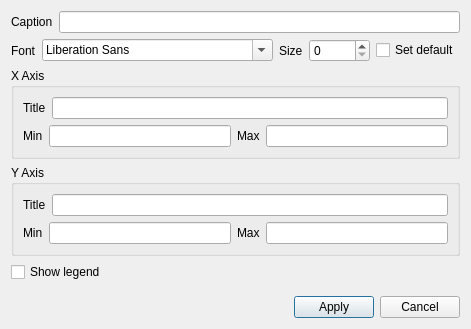
The window that QtAPI/inc/QtAPI/PlotDialog.ui (rrnntt/SmallProject) describes before a commit, drawn with Qt 5.
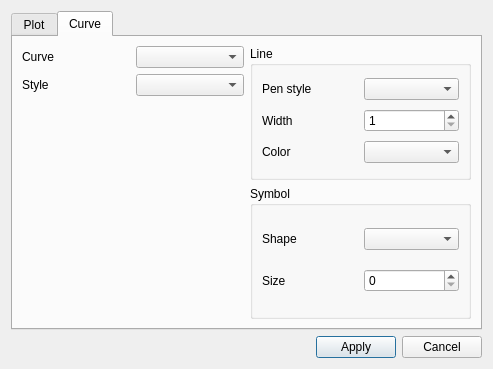
The same window after the commit. Custom widgets are drawn as their Qt base class.

```diff
--- a/QtAPI/inc/QtAPI/PlotDialog.ui
+++ b/QtAPI/inc/QtAPI/PlotDialog.ui
@@ -6,13 +6,23 @@
    <rect>
     <x>0</x>
     <y>0</y>
-    <width>415</width>
-    <height>329</height>
+    <width>471</width>
+    <height>364</height>
    </rect>
   </property>
   <property name="windowTitle">
    <string>Plot settings</string>
   </property>
+  <layout class="QVBoxLayout" name="verticalLayout_4">
+   <item>
+    <widget class="QTabWidget" name="tabWidget">
+     <property name="currentIndex">
+      <number>1</number>
+     </property>
+     <widget class="QWidget" name="tab">
+      <attribute name="title">
+       <string>Plot</string>
+      </attribute>
   <layout class="QVBoxLayout" name="verticalLayout_3">
    <item>
     <layout class="QHBoxLayout" name="horizontalLayout_6">
@@ -167,6 +177,134 @@
      </property>
     </widget>
    </item>
+      </layout>
+     </widget>
+     <widget class="QWidget" name="tab_2">
+      <attribute name="title">
+       <string>Curve</string>
+      </attribute>
+      <layout class="QHBoxLayout" name="horizontalLayout_8">
+       <item>
+        <layout class="QVBoxLayout" name="verticalLayout_6">
+         <item>
+          <layout class="QGridLayout" name="gridLayout_3">
+           <item row="0" column="0">
+            <widget class="QLabel" name="label_10">
+             <property name="text">
+              <string>Curve</string>
+             </property>
+            </widget>
+           </item>
+           <item row="0" column="1">
+            <widget class="QComboBox" name="cbCurve"/>
+           </item>
+           <item row="1" column="0">
+            <widget class="QLabel" name="label_11">
+             <property name="text">
+              <string>Style</string>
+             </property>
+            </widget>
+           </item>
+           <item row="1" column="1">
+            <widget class="QComboBox" name="cbStyle"/>
+           </item>
+          </layout>
+         </item>
+         <item>
+          <spacer name="verticalSpacer_2">
+           <property name="orientation">
+            <enum>Qt::Vertical</enum>
+           </property>
+           <property name="sizeHint" stdset="0">
+            <size>
+             <width>20</width>
+             <height>40</height>
+            </size>
+           </property>
+          </spacer>
+         </item>
+        </layout>
+       </item>
+       <item>
+        <layout class="QVBoxLayout" name="verticalLayout_5">
+         <item>
+          <widget class="QGroupBox" name="groupBox_3">
+           <property name="title">
+            <string>Line</string>
+           </property>
+           <layout class="QGridLayout" name="gridLayout">
+            <item row="0" column="0">
+             <widget class="QLabel" name="label_12">
+              <property name="text">
+               <string>Pen style</string>
+              </property>
+             </widget>
+            </item>
+            <item row="0" column="1">
+             <widget class="QtAPI::PenStyleBox" name="cbPenStyle"/>
+            </item>
+            <item row="1" column="0">
+             <widget class="QLabel" name="label_13">
+              <property name="text">
+               <string>Width</string>
+              </property>
+             </widget>
+            </item>
+            <item row="1" column="1">
+             <widget class="QSpinBox" name="sbLineWidth">
+              <property name="minimum">
+               <number>1</number>
+              </property>
+             </widget>
+            </item>
+            <item row="2" column="0">
+             <widget class="QLabel" name="label_14">
+              <property name="text">
+               <string>Color</string>
+              </property>
+             </widget>
+            </item>
+            <item row="2" column="1">
+             <widget class="QtAPI::ColorBox" name="cbLineColor"/>
+            </item>
+           </layout>
+          </widget>
+         </item>
+         <item>
+          <widget class="QGroupBox" name="groupBox_4">
+           <property name="title">
+            <string>Symbol</string>
+           </property>
+           <layout class="QGridLayout" name="gridLayout_2">
+            <item row="0" column="0">
+             <widget class="QLabel" name="label_15">
+              <property name="text">
+               <string>Shape</string>
+              </property>
+             </widget>
+            </item>
+            <item row="0" column="1">
+             <widget class="QComboBox" name="cbSymbolShape"/>
+            </item>
+            <item row="1" column="0">
+             <widget class="QLabel" name="label_16">
+              <property name="text">
+               <string>Size</string>
+              </property>
+             </widget>
+            </item>
+            <item row="1" column="1">
+             <widget class="QSpinBox" name="sbSymbolSize"/>
+            </item>
+           </layout>
+          </widget>
+         </item>
+        </layout>
+       </item>
+      </layout>
+     </widget>
+    </widget>
+   </item>
    <item>
     <spacer name="verticalSpacer">
      <property name="orientation">
@@ -213,6 +351,18 @@
    </item>
   </layout>
  </widget>
+ <customwidgets>
+  <customwidget>
+   <class>QtAPI::ColorBox</class>
+   <extends>QComboBox</extends>
+   <header>QtAPI/ColorBox.h</header>
+  </customwidget>
+  <customwidget>
+   <class>QtAPI::PenStyleBox</class>
+   <extends>QComboBox</extends>
+   <header>QtAPI/PenStyleBox.h</header>
+  </customwidget>
+ </customwidgets>
  <resources/>
  <connections/>
 </ui>
```
Lines whose indentation alone changed are shown as unchanged.
